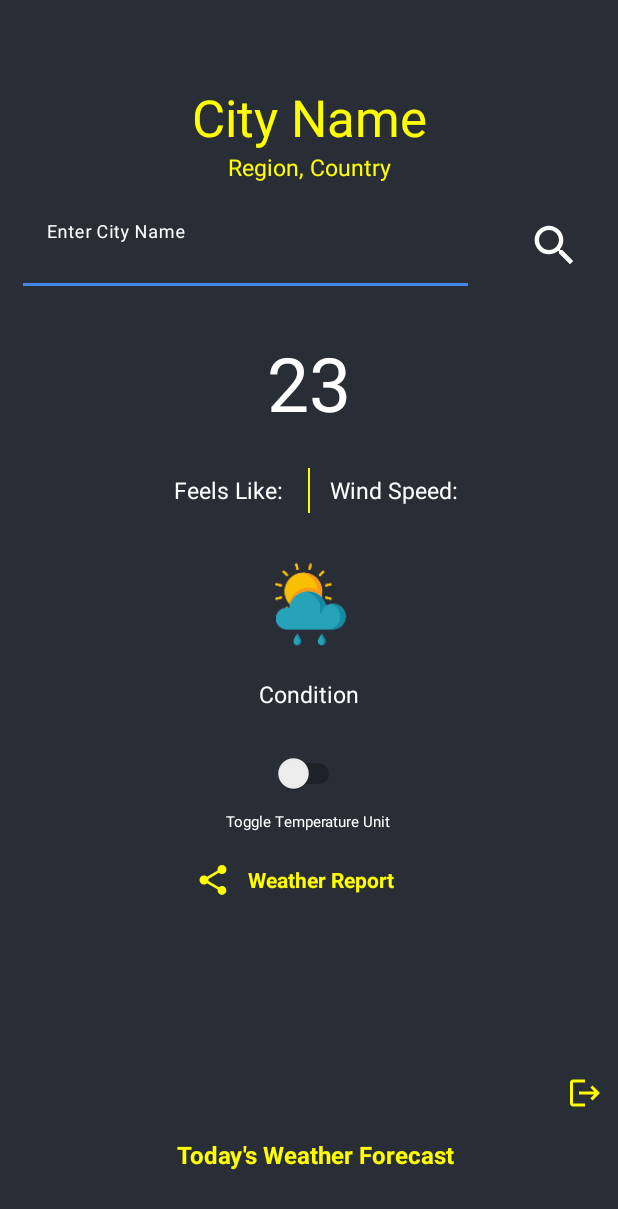
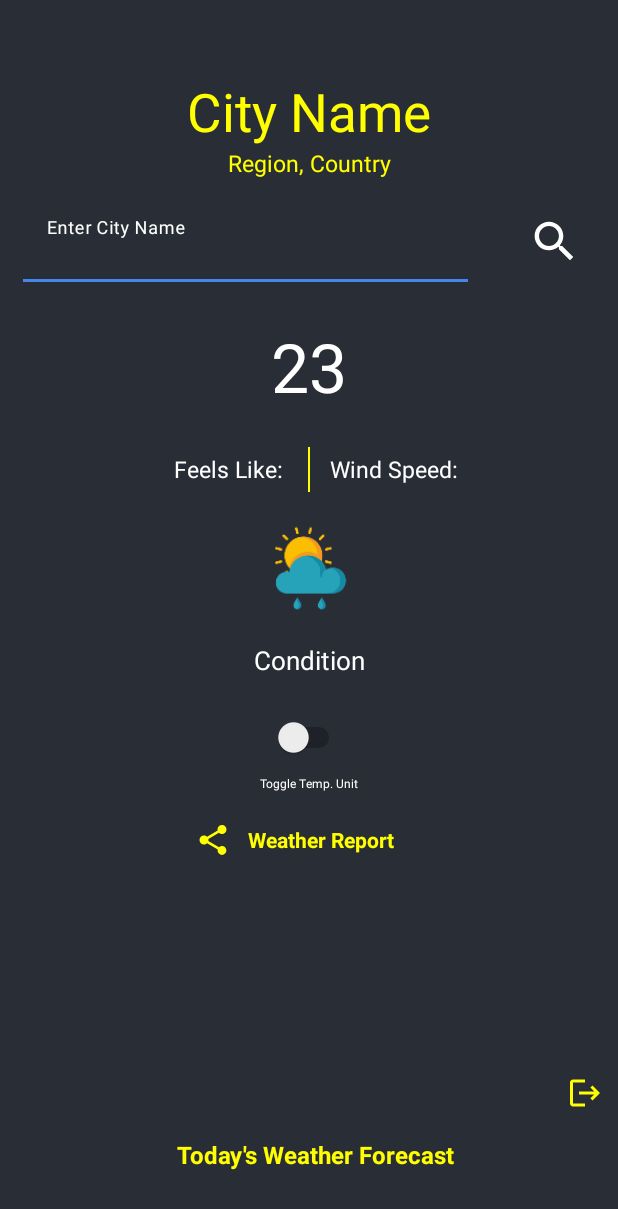
Before and after one commit to NilabhB/Mobilab_Weather, an Android app: the screen it shows after launch once a user with an empty profile is signed in (MainActivity), on a phone screen of 412 x 824 dp. Shown: the top 1209 px of the screen. Run offline under Robolectric (Android 15) with nearby library versions, the phone set to English and light mode, and no system bars; our stand-ins replace Firebase (no records; nobody signed in at launch, a user with empty details on screens opened directly), Picasso, Volley; libraries missing offline, so code that uses them is left out: com.daimajia.androidanimations; network calls fail; pictures from the network do not load; 2 statements that could not run were skipped.

Commit message:
Deployment Ready #1

```diff
--- a/app/src/main/res/layout/activity_main.xml
+++ b/app/src/main/res/layout/activity_main.xml
@@ -35,11 +35,11 @@
             android:layout_height="wrap_content"
             android:layout_marginTop="35dp"
             android:gravity="center"
-            android:paddingTop="20dp"
+            android:paddingTop="15dp"
             android:text="@string/city_name"
             android:textAlignment="center"
             android:textColor="#FFFF00"
-            android:textSize="34sp" />
+            android:textSize="35sp" />
 
         <TextView
             android:id="@+id/idTVRegionCountry"
@@ -107,14 +107,14 @@
             android:layout_height="wrap_content"
             android:layout_below="@id/idLLEdt"
             android:layout_marginStart="10dp"
-            android:layout_marginTop="10dp"
+            android:layout_marginTop="5dp"
             android:layout_marginEnd="10dp"
             android:layout_marginBottom="10dp"
             android:gravity="center_horizontal"
             android:padding="5dp"
             android:text="23"
             android:textColor="@color/white"
-            android:textSize="50sp" />
+            android:textSize="45sp" />
 
         <LinearLayout
             android:layout_width="match_parent"
@@ -163,7 +163,7 @@
             android:layout_below="@id/idLLFeelsLikeAndWindSpeed"
             android:layout_centerHorizontal="true"
             android:layout_marginStart="10dp"
-            android:layout_marginTop="15dp"
+            android:layout_marginTop="5dp"
             android:layout_marginEnd="10dp"
             android:layout_marginBottom="10dp"
             android:src="@mipmap/ic_launcher" />
@@ -181,7 +181,7 @@
             android:text="Condition"
             android:textAlignment="center"
             android:textColor="@color/white"
-            android:textSize="15sp"/>
+            android:textSize="17sp"/>
 
         <Switch
             android:id="@+id/tempSwitch"
@@ -189,7 +189,7 @@
             android:layout_height="wrap_content"
             android:layout_below="@+id/idTVCondition"
             android:layout_centerHorizontal="true"
-            android:layout_marginTop="8dp"
+            android:layout_marginTop="5dp"
             android:checked="false"
             android:minWidth="48dp"
             android:minHeight="48dp"
@@ -204,9 +204,9 @@
             android:layout_below="@+id/tempSwitch"
             android:layout_centerHorizontal="true"
             android:layout_marginTop="1dp"
-            android:text="Toggle Temperature Unit"
+            android:text="Toggle Temp. Unit"
             android:textColor="@color/white"
-            android:textSize="10sp" />
+            android:textSize="8sp" />
 
         <androidx.recyclerview.widget.RecyclerView
             android:id="@+id/idRVWeather"
@@ -245,6 +245,7 @@
             android:gravity="center"
             android:paddingLeft="10dp"
             android:paddingRight="10dp"
+            android:drawablePadding="0dp"
             android:text="@string/weather_report"
             android:textColor="	#FFFF00"
             android:textSize="14sp"
```
